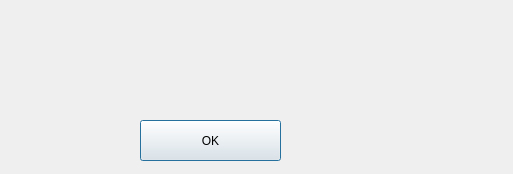
First picture: the form in TowerDefense/gameover.ui, repository davgav123/Simple_tower_defense_game, before the edit.
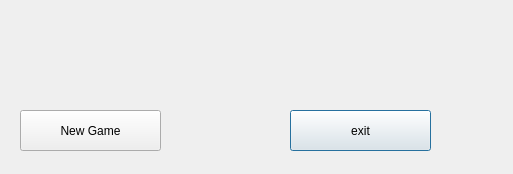
Second picture: the form after the edit.

Commit message:
Dodato dugme u gameover prozor
Pritiskom na to novo dugme se pokrece nova igra
Takodje sam uklonio qDebug poruke i promenio sam napade za drugi nivo

```diff
--- a/TowerDefense/gameover.ui
+++ b/TowerDefense/gameover.ui
@@ -16,14 +16,14 @@
   <widget class="QPushButton" name="ok">
    <property name="geometry">
     <rect>
-     <x>140</x>
-     <y>120</y>
+     <x>290</x>
+     <y>110</y>
      <width>141</width>
      <height>41</height>
     </rect>
    </property>
    <property name="text">
-    <string>OK</string>
+    <string>exit</string>
    </property>
   </widget>
   <widget class="QLabel" name="score">
@@ -49,6 +49,25 @@
     <string/>
    </property>
   </widget>
+  <widget class="QPushButton" name="newGame">
+   <property name="geometry">
+    <rect>
+     <x>20</x>
+     <y>110</y>
+     <width>141</width>
+     <height>41</height>
+    </rect>
+   </property>
+   <property name="maximumSize">
+    <size>
+     <width>141</width>
+     <height>41</height>
+    </size>
+   </property>
+   <property name="text">
+    <string>New Game</string>
+   </property>
+  </widget>
  </widget>
  <resources/>
  <connections/>
```
Left out of the diff: 2 changed lines with no effect on the pictures. The commit also changes 13 other files.
